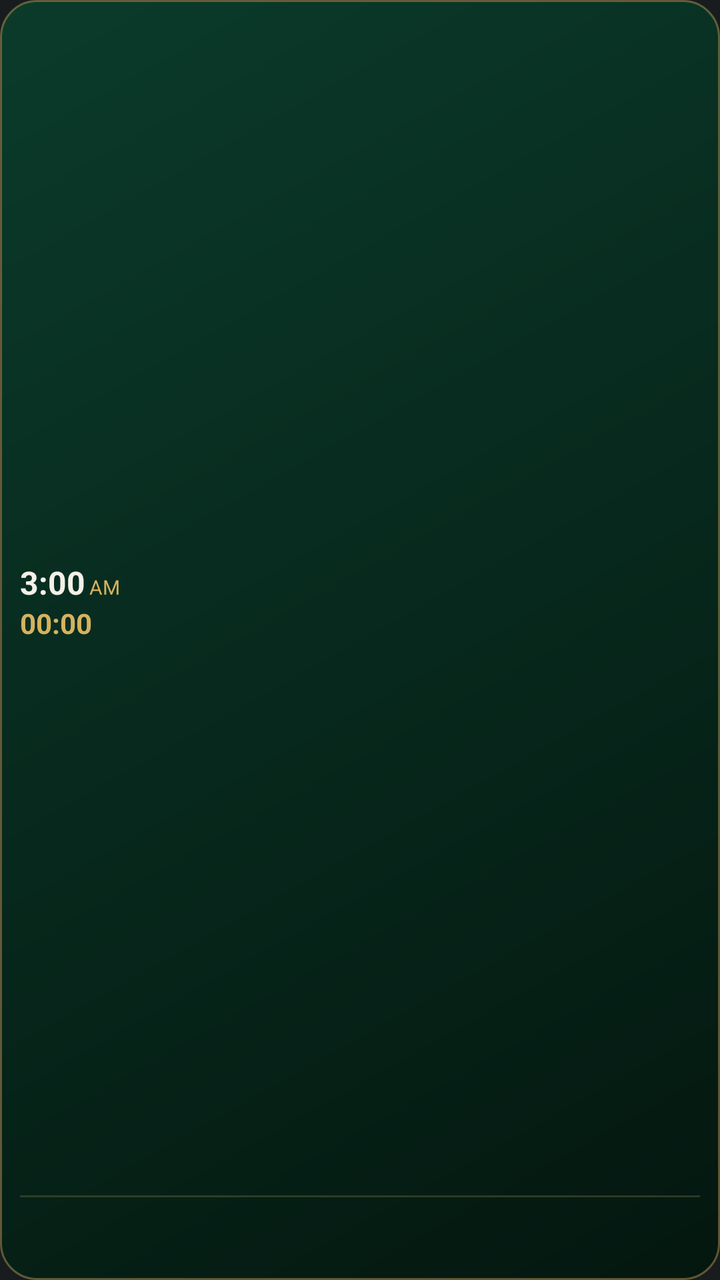
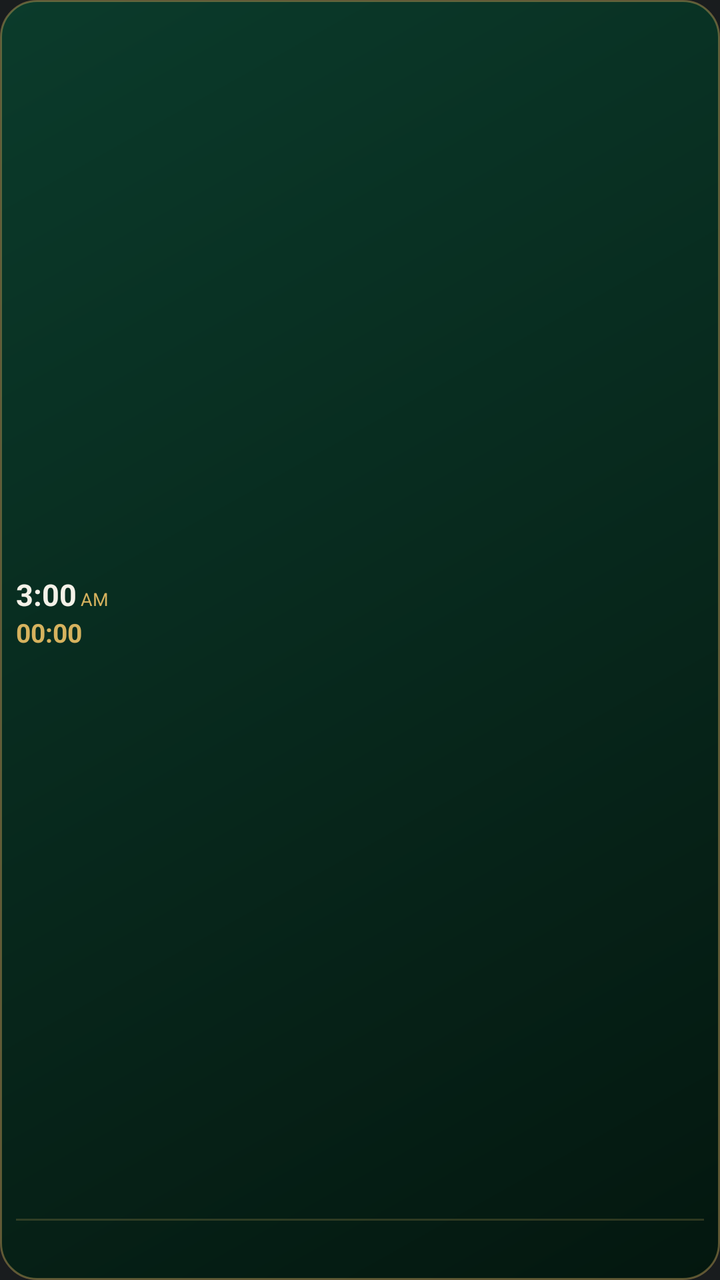

Two renders of the same Android screen: before a commit and after it. Below are the layout's source before the change and the commit's diff.
<!-- AndroidManifest.xml: application theme android:Theme.DeviceDefault.NoActionBar -->
<!-- res/layout/widget.xml -->
<LinearLayout xmlns:android="http://schemas.android.com/apk/res/android"
    android:id="@+id/wroot"
    android:layout_width="match_parent"
    android:layout_height="match_parent"
    android:orientation="vertical"
    android:layoutDirection="rtl"
    android:paddingStart="10dp"
    android:paddingEnd="10dp"
    android:paddingTop="6dp"
    android:paddingBottom="6dp"
    android:background="@drawable/widget_bg">

    
    <LinearLayout
        android:layout_width="match_parent"
        android:layout_height="0dp"
        android:layout_weight="1"
        android:orientation="horizontal"
        android:gravity="center_vertical">

        
        <LinearLayout
            android:layout_width="0dp"
            android:layout_height="wrap_content"
            android:layout_weight="1"
            android:orientation="vertical">

            <TextView
                android:id="@+id/wcity"
                android:layout_width="wrap_content"
                android:layout_height="wrap_content"
                android:textColor="#A9C2B4"
                android:textSize="12sp"
                android:singleLine="true"/>

            <LinearLayout
                android:layout_width="wrap_content"
                android:layout_height="wrap_content"
                android:orientation="horizontal"
                android:gravity="center_vertical">

                <TextView
                    android:id="@+id/wnext"
                    android:layout_width="wrap_content"
                    android:layout_height="wrap_content"
                    android:textColor="#D6B25E"
                    android:textSize="18sp"
                    android:textStyle="bold"/>

                <TextView
                    android:id="@+id/wat"
                    android:layout_width="wrap_content"
                    android:layout_height="wrap_content"
                    android:layout_marginStart="6dp"
                    android:textColor="#F4F1E8"
                    android:textSize="12sp"/>
            </LinearLayout>
        </LinearLayout>

        
        <LinearLayout
            android:layout_width="wrap_content"
            android:layout_height="wrap_content"
            android:orientation="vertical"
            android:gravity="end">

            <LinearLayout
                android:layout_width="wrap_content"
                android:layout_height="wrap_content"
                android:orientation="horizontal"
                android:layoutDirection="ltr"
                android:gravity="bottom">

                <TextClock
                    android:id="@+id/wclk"
                    android:layout_width="wrap_content"
                    android:layout_height="wrap_content"
                    android:format12Hour="h:mm"
                    android:format24Hour="h:mm"
                    android:timeZone="GMT+03:00"
                    android:textColor="#F4F1E8"
                    android:textSize="16sp"
                    android:textStyle="bold"/>

                <TextClock
                    android:id="@+id/wap"
                    android:layout_width="wrap_content"
                    android:layout_height="wrap_content"
                    android:layout_marginStart="2dp"
                    android:format12Hour="a"
                    android:format24Hour="a"
                    android:timeZone="GMT+03:00"
                    android:textColor="#D6B25E"
                    android:textSize="10sp"/>
            </LinearLayout>

            <LinearLayout
                android:layout_width="wrap_content"
                android:layout_height="wrap_content"
                android:orientation="horizontal"
                android:gravity="center_vertical">

                <TextView
                    android:id="@+id/wlab"
                    android:layout_width="wrap_content"
                    android:layout_height="wrap_content"
                    android:layout_marginEnd="4dp"
                    android:textColor="#A9C2B4"
                    android:textSize="10sp"/>

                <Chronometer
                    android:id="@+id/wcd"
                    android:layout_width="wrap_content"
                    android:layout_height="wrap_content"
                    android:layoutDirection="ltr"
                    android:textColor="#D6B25E"
                    android:textSize="14sp"
                    android:textStyle="bold"/>

                <TextView
                    android:id="@+id/wcdt"
                    android:layout_width="wrap_content"
                    android:layout_height="wrap_content"
                    android:textColor="#D6B25E"
                    android:textSize="14sp"
                    android:textStyle="bold"
                    android:visibility="gone"/>
            </LinearLayout>
        </LinearLayout>
    </LinearLayout>

    
    <FrameLayout
        android:layout_width="match_parent"
        android:layout_height="1dp"
        android:layout_marginTop="2dp"
        android:layout_marginBottom="2dp"
        android:background="#33D6B25E"/>

    
    <LinearLayout
        android:layout_width="match_parent"
        android:layout_height="wrap_content"
        android:orientation="horizontal"
        android:weightSum="5">

        <LinearLayout
            android:id="@+id/c0"
            android:layout_width="0dp"
            android:layout_height="wrap_content"
            android:layout_weight="1"
            android:layout_margin="1dp"
            android:paddingTop="2dp"
            android:paddingBottom="2dp"
            android:orientation="vertical"
            android:gravity="center">

            <TextView
                android:id="@+id/n0"
                android:layout_width="wrap_content"
                android:layout_height="wrap_content"
                android:textColor="#A9C2B4"
                android:textSize="10sp"/>

            <TextView
                android:id="@+id/t0"
                android:layout_width="wrap_content"
                android:layout_height="wrap_content"
                android:textColor="#F4F1E8"
                android:textSize="10sp"
                android:textStyle="bold"/>
        </LinearLayout>

        <LinearLayout
            android:id="@+id/c1"
            android:layout_width="0dp"
            android:layout_height="wrap_content"
            android:layout_weight="1"
            android:layout_margin="1dp"
            android:paddingTop="2dp"
            android:paddingBottom="2dp"
            android:orientation="vertical"
            android:gravity="center">

            <TextView
                android:id="@+id/n1"
                android:layout_width="wrap_content"
                android:layout_height="wrap_content"
                android:textColor="#A9C2B4"
                android:textSize="10sp"/>

            <TextView
                android:id="@+id/t1"
                android:layout_width="wrap_content"
                android:layout_height="wrap_content"
                android:textColor="#F4F1E8"
                android:textSize="10sp"
                android:textStyle="bold"/>
        </LinearLayout>

        <LinearLayout
            android:id="@+id/c2"
            android:layout_width="0dp"
            android:layout_height="wrap_content"
            android:layout_weight="1"
            android:layout_margin="1dp"
            android:paddingTop="2dp"
            android:paddingBottom="2dp"
            android:orientation="vertical"
            android:gravity="center">

            <TextView
                android:id="@+id/n2"
                android:layout_width="wrap_content"
                android:layout_height="wrap_content"
                android:textColor="#A9C2B4"
                android:textSize="10sp"/>

            <TextView
                android:id="@+id/t2"
                android:layout_width="wrap_content"
                android:layout_height="wrap_content"
                android:textColor="#F4F1E8"
                android:textSize="10sp"
                android:textStyle="bold"/>
        </LinearLayout>

        <LinearLayout
            android:id="@+id/c3"
            android:layout_width="0dp"
            android:layout_height="wrap_content"
            android:layout_weight="1"
            android:layout_margin="1dp"
            android:paddingTop="2dp"
            android:paddingBottom="2dp"
            android:orientation="vertical"
            android:gravity="center">

            <TextView
                android:id="@+id/n3"
                android:layout_width="wrap_content"
                android:layout_height="wrap_content"
                android:textColor="#A9C2B4"
                android:textSize="10sp"/>

            <TextView
                android:id="@+id/t3"
                android:layout_width="wrap_content"
                android:layout_height="wrap_content"
                android:textColor="#F4F1E8"
                android:textSize="10sp"
                android:textStyle="bold"/>
        </LinearLayout>

        <LinearLayout
            android:id="@+id/c4"
            android:layout_width="0dp"
            android:layout_height="wrap_content"
            android:layout_weight="1"
            android:layout_margin="1dp"
            android:paddingTop="2dp"
            android:paddingBottom="2dp"
            android:orientation="vertical"
            android:gravity="center">

            <TextView
                android:id="@+id/n4"
                android:layout_width="wrap_content"
                android:layout_height="wrap_content"
                android:textColor="#A9C2B4"
                android:textSize="10sp"/>

            <TextView
                android:id="@+id/t4"
                android:layout_width="wrap_content"
                android:layout_height="wrap_content"
                android:textColor="#F4F1E8"
                android:textSize="10sp"
                android:textStyle="bold"/>
        </LinearLayout>
    </LinearLayout>

</LinearLayout>
<!-- resources referenced by this layout -->
<resources>
  <!-- drawable widget_bg (drawable) -->
  <?xml version="1.0" encoding="utf-8"?>
  <shape xmlns:android="http://schemas.android.com/apk/res/android" android:shape="rectangle">
      <gradient android:startColor="#0B3B2B" android:endColor="#04170F" android:angle="315" />
      <stroke android:width="1dp" android:color="#66D6B25E" />
      <corners android:radius="18dp" />
  </shape>
</resources>

<!-- the commit's change to res/layout/widget.xml (unified diff, before → after) -->
@@ -4,10 +4,10 @@
     android:layout_height="match_parent"
     android:orientation="vertical"
     android:layoutDirection="rtl"
-    android:paddingStart="10dp"
-    android:paddingEnd="10dp"
-    android:paddingTop="6dp"
-    android:paddingBottom="6dp"
+    android:paddingStart="8dp"
+    android:paddingEnd="8dp"
+    android:paddingTop="4dp"
+    android:paddingBottom="4dp"
     android:background="@drawable/widget_bg">
 
     
@@ -30,7 +30,7 @@
                 android:layout_width="wrap_content"
                 android:layout_height="wrap_content"
                 android:textColor="#A9C2B4"
-                android:textSize="12sp"
+                android:textSize="11sp"
                 android:singleLine="true"/>
 
             <LinearLayout
@@ -44,16 +44,16 @@
                     android:layout_width="wrap_content"
                     android:layout_height="wrap_content"
                     android:textColor="#D6B25E"
-                    android:textSize="18sp"
+                    android:textSize="16sp"
                     android:textStyle="bold"/>
 
                 <TextView
                     android:id="@+id/wat"
                     android:layout_width="wrap_content"
                     android:layout_height="wrap_content"
-                    android:layout_marginStart="6dp"
+                    android:layout_marginStart="4dp"
                     android:textColor="#F4F1E8"
-                    android:textSize="12sp"/>
+                    android:textSize="11sp"/>
             </LinearLayout>
         </LinearLayout>
 
@@ -79,7 +79,7 @@
                     android:format24Hour="h:mm"
                     android:timeZone="GMT+03:00"
                     android:textColor="#F4F1E8"
-                    android:textSize="16sp"
+                    android:textSize="15sp"
                     android:textStyle="bold"/>
 
                 <TextClock
@@ -91,7 +91,7 @@
                     android:format24Hour="a"
                     android:timeZone="GMT+03:00"
                     android:textColor="#D6B25E"
-                    android:textSize="10sp"/>
+                    android:textSize="9sp"/>
             </LinearLayout>
 
             <LinearLayout
@@ -104,9 +104,9 @@
                     android:id="@+id/wlab"
                     android:layout_width="wrap_content"
                     android:layout_height="wrap_content"
-                    android:layout_marginEnd="4dp"
+                    android:layout_marginEnd="3dp"
                     android:textColor="#A9C2B4"
-                    android:textSize="10sp"/>
+                    android:textSize="9sp"/>
 
                 <Chronometer
                     android:id="@+id/wcd"
@@ -114,7 +114,7 @@
                     android:layout_height="wrap_content"
                     android:layoutDirection="ltr"
                     android:textColor="#D6B25E"
-                    android:textSize="14sp"
+                    android:textSize="13sp"
                     android:textStyle="bold"/>
 
                 <TextView
@@ -122,7 +122,7 @@
                     android:layout_width="wrap_content"
                     android:layout_height="wrap_content"
                     android:textColor="#D6B25E"
-                    android:textSize="14sp"
+                    android:textSize="13sp"
                     android:textStyle="bold"
                     android:visibility="gone"/>
             </LinearLayout>
@@ -133,8 +133,8 @@
     <FrameLayout
         android:layout_width="match_parent"
         android:layout_height="1dp"
-        android:layout_marginTop="2dp"
-        android:layout_marginBottom="2dp"
+        android:layout_marginTop="1dp"
+        android:layout_marginBottom="1dp"
         android:background="#33D6B25E"/>
 
     
@@ -144,14 +144,12 @@
         android:orientation="horizontal"
         android:weightSum="5">
 
+        
         <LinearLayout
             android:id="@+id/c0"
             android:layout_width="0dp"
             android:layout_height="wrap_content"
             android:layout_weight="1"
-            android:layout_margin="1dp"
-            android:paddingTop="2dp"
-            android:paddingBottom="2dp"
             android:orientation="vertical"
             android:gravity="center">
 
@@ -160,25 +158,25 @@
                 android:layout_width="wrap_content"
                 android:layout_height="wrap_content"
                 android:textColor="#A9C2B4"
-                android:textSize="10sp"/>
+                android:textSize="9sp"
+                android:singleLine="true"/>
 
             <TextView
                 android:id="@+id/t0"
                 android:layout_width="wrap_content"
                 android:layout_height="wrap_content"
                 android:textColor="#F4F1E8"
-                android:textSize="10sp"
-                android:textStyle="bold"/>
-        </LinearLayout>
-
+                android:textSize="9sp"
+                android:textStyle="bold"
+                android:singleLine="true"/>
+        </LinearLayout>
+
+        
         <LinearLayout
             android:id="@+id/c1"
             android:layout_width="0dp"
             android:layout_height="wrap_content"
             android:layout_weight="1"
-            android:layout_margin="1dp"
-            android:paddingTop="2dp"
-            android:paddingBottom="2dp"
             android:orientation="vertical"
             android:gravity="center">
 
@@ -187,25 +185,25 @@
                 android:layout_width="wrap_content"
                 android:layout_height="wrap_content"
                 android:textColor="#A9C2B4"
-                android:textSize="10sp"/>
+                android:textSize="9sp"
+                android:singleLine="true"/>
 
             <TextView
                 android:id="@+id/t1"
                 android:layout_width="wrap_content"
                 android:layout_height="wrap_content"
                 android:textColor="#F4F1E8"
-                android:textSize="10sp"
-                android:textStyle="bold"/>
-        </LinearLayout>
-
+                android:textSize="9sp"
+                android:textStyle="bold"
+                android:singleLine="true"/>
+        </LinearLayout>
+
+        
         <LinearLayout
             android:id="@+id/c2"
             android:layout_width="0dp"
             android:layout_height="wrap_content"
             android:layout_weight="1"
-            android:layout_margin="1dp"
-            android:paddingTop="2dp"
-            android:paddingBottom="2dp"
             android:orientation="vertical"
             android:gravity="center">
 
@@ -214,25 +212,25 @@
                 android:layout_width="wrap_content"
                 android:layout_height="wrap_content"
                 android:textColor="#A9C2B4"
-                android:textSize="10sp"/>
+                android:textSize="9sp"
+                android:singleLine="true"/>
 
             <TextView
                 android:id="@+id/t2"
                 android:layout_width="wrap_content"
                 android:layout_height="wrap_content"
                 android:textColor="#F4F1E8"
-                android:textSize="10sp"
-                android:textStyle="bold"/>
-        </LinearLayout>
-
+                android:textSize="9sp"
+                android:textStyle="bold"
+                android:singleLine="true"/>
+        </LinearLayout>
+
+        
         <LinearLayout
             android:id="@+id/c3"
             android:layout_width="0dp"
             android:layout_height="wrap_content"
             android:layout_weight="1"
-            android:layout_margin="1dp"
-            android:paddingTop="2dp"
-            android:paddingBottom="2dp"
             android:orientation="vertical"
             android:gravity="center">
 
@@ -241,25 +239,25 @@
                 android:layout_width="wrap_content"
                 android:layout_height="wrap_content"
                 android:textColor="#A9C2B4"
-                android:textSize="10sp"/>
+                android:textSize="9sp"
+                android:singleLine="true"/>
 
             <TextView
                 android:id="@+id/t3"
                 android:layout_width="wrap_content"
                 android:layout_height="wrap_content"
                 android:textColor="#F4F1E8"
-                android:textSize="10sp"
-                android:textStyle="bold"/>
-        </LinearLayout>
-
+                android:textSize="9sp"
+                android:textStyle="bold"
+                android:singleLine="true"/>
+        </LinearLayout>
+
+        
         <LinearLayout
             android:id="@+id/c4"
             android:layout_width="0dp"
             android:layout_height="wrap_content"
             android:layout_weight="1"
-            android:layout_margin="1dp"
-            android:paddingTop="2dp"
-            android:paddingBottom="2dp"
             android:orientation="vertical"
             android:gravity="center">
 
@@ -268,16 +266,19 @@
                 android:layout_width="wrap_content"
                 android:layout_height="wrap_content"
                 android:textColor="#A9C2B4"
-                android:textSize="10sp"/>
+                android:textSize="9sp"
+                android:singleLine="true"/>
 
             <TextView
                 android:id="@+id/t4"
                 android:layout_width="wrap_content"
                 android:layout_height="wrap_content"
                 android:textColor="#F4F1E8"
-                android:textSize="10sp"
-                android:textStyle="bold"/>
-        </LinearLayout>
+                android:textSize="9sp"
+                android:textStyle="bold"
+                android:singleLine="true"/>
+        </LinearLayout>
+
     </LinearLayout>
 
 </LinearLayout>
